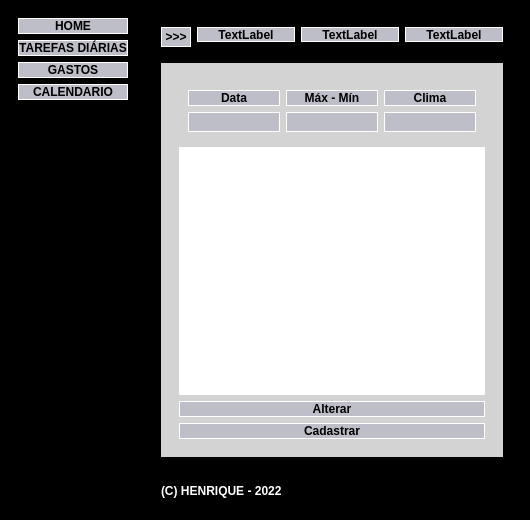
euqIrn3h/App-Gerenciador-de-Tarefas-Python-Qt, file src/layout/layout.ui: the form before one commit.
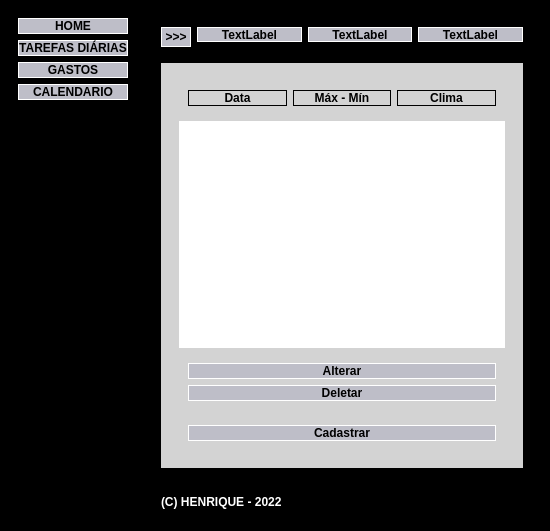
The form after the commit. The open tabs and pages were chosen to show the change.

Commit message: Adicionando as funcionalidade no database cadastra, alterar e deletar | Adicionando as funcionalidade no codigo do app | Alteraçoes no layout

The edit to the form file:
```diff
--- a/src/layout/layout.ui
+++ b/src/layout/layout.ui
@@ -6,14 +6,14 @@
    <rect>
     <x>0</x>
     <y>0</y>
-    <width>530</width>
-    <height>520</height>
+    <width>550</width>
+    <height>531</height>
    </rect>
   </property>
   <property name="minimumSize">
    <size>
     <width>0</width>
-    <height>520</height>
+    <height>0</height>
    </size>
   </property>
   <property name="windowTitle">
@@ -940,90 +940,9 @@
                    <property name="frameShadow">
                     <enum>QFrame::Raised</enum>
                    </property>
-                   <layout class="QGridLayout" name="gridLayout_2">
-                    <item row="1" column="0">
+                   <layout class="QHBoxLayout" name="horizontalLayout_7">
+                    <item>
                      <widget class="QLabel" name="maintarefaslbldia">
-                      <property name="minimumSize">
-                       <size>
-                        <width>25</width>
-                        <height>20</height>
-                       </size>
-                      </property>
-                      <property name="font">
-                       <font>
-                        <weight>50</weight>
-                        <bold>false</bold>
-                       </font>
-                      </property>
-                      <property name="styleSheet">
-                       <string notr="true">QLabel{
-border:solid;
-border-width:1px;
-border-color:white;
-background-color: rgb(190, 190, 200);
-color:black;
-}</string>
-                      </property>
-                      <property name="text">
-                       <string/>
-                      </property>
-                      <property name="alignment">
-                       <set>Qt::AlignCenter</set>
-                      </property>
-                     </widget>
-                    </item>
-                    <item row="1" column="1">
-                     <widget class="QLabel" name="maintarefaslblmaxmin">
-                      <property name="font">
-                       <font>
-                        <weight>50</weight>
-                        <bold>false</bold>
-                       </font>
-                      </property>
-                      <property name="styleSheet">
-                       <string notr="true">QLabel{
-border:solid;
-border-width:1px;
-border-color:white;
-background-color: rgb(190, 190, 200);
-color:black;
-}</string>
-                      </property>
-                      <property name="text">
-                       <string/>
-                      </property>
-                      <property name="alignment">
-                       <set>Qt::AlignCenter</set>
-                      </property>
-                     </widget>
-                    </item>
-                    <item row="1" column="2">
-                     <widget class="QLabel" name="maintarefaslbldescricao">
-                      <property name="font">
-                       <font>
-                        <weight>50</weight>
-                        <bold>false</bold>
-                       </font>
-                      </property>
-                      <property name="styleSheet">
-                       <string notr="true">QLabel{
-border:solid;
-border-width:1px;
-border-color:white;
-background-color: rgb(190, 190, 200);
-color:black;
-}</string>
-                      </property>
-                      <property name="text">
-                       <string/>
-                      </property>
-                      <property name="alignment">
-                       <set>Qt::AlignCenter</set>
-                      </property>
-                     </widget>
-                    </item>
-                    <item row="0" column="0">
-                     <widget class="QLabel" name="label_2">
                       <property name="font">
                        <font>
                         <weight>75</weight>
@@ -1034,9 +953,6 @@
                        <string notr="true">QLabel{
 border:solid;
 border-width:1px;
-border-color:white;
-background-color: rgb(190, 190, 200);
-color:black;
 }</string>
                       </property>
                       <property name="text">
@@ -1047,8 +963,8 @@
                       </property>
                      </widget>
                     </item>
-                    <item row="0" column="1">
-                     <widget class="QLabel" name="label_13">
+                    <item>
+                     <widget class="QLabel" name="maintarefaslblmaxmin">
                       <property name="font">
                        <font>
                         <weight>75</weight>
@@ -1059,9 +975,6 @@
                        <string notr="true">QLabel{
 border:solid;
 border-width:1px;
-border-color:white;
-background-color: rgb(190, 190, 200);
-color:black;
 }</string>
                       </property>
                       <property name="text">
@@ -1072,8 +985,8 @@
                       </property>
                      </widget>
                     </item>
-                    <item row="0" column="2">
-                     <widget class="QLabel" name="label_14">
+                    <item>
+                     <widget class="QLabel" name="maintarefaslbldescricao">
                       <property name="font">
                        <font>
                         <weight>75</weight>
@@ -1084,9 +997,6 @@
                        <string notr="true">QLabel{
 border:solid;
 border-width:1px;
-border-color:white;
-background-color: rgb(190, 190, 200);
-color:black;
 }</string>
                       </property>
                       <property name="text">
@@ -1108,29 +1018,84 @@
                   </widget>
                  </item>
                  <item>
-                  <widget class="QPushButton" name="maintarefaspbalterar">
-                   <property name="font">
-                    <font>
-                     <weight>75</weight>
-                     <bold>true</bold>
-                    </font>
+                  <widget class="QFrame" name="maintarefasframepb">
+                   <property name="minimumSize">
+                    <size>
+                     <width>0</width>
+                     <height>0</height>
+                    </size>
                    </property>
-                   <property name="text">
-                    <string>Alterar</string>
+                   <property name="maximumSize">
+                    <size>
+                     <width>16777215</width>
+                     <height>16777215</height>
+                    </size>
                    </property>
+                   <property name="frameShape">
+                    <enum>QFrame::StyledPanel</enum>
+                   </property>
+                   <property name="frameShadow">
+                    <enum>QFrame::Raised</enum>
+                   </property>
+                   <layout class="QVBoxLayout" name="verticalLayout_13">
+                    <item>
+                     <widget class="QPushButton" name="maintarefaspbalterar">
+                      <property name="font">
+                       <font>
+                        <weight>75</weight>
+                        <bold>true</bold>
+                       </font>
+                      </property>
+                      <property name="text">
+                       <string>Alterar</string>
+                      </property>
+                     </widget>
+                    </item>
+                    <item>
+                     <widget class="QPushButton" name="maintarefaspbdeletar">
+                      <property name="font">
+                       <font>
+                        <weight>75</weight>
+                        <bold>true</bold>
+                       </font>
+                      </property>
+                      <property name="text">
+                       <string>Deletar</string>
+                      </property>
+                     </widget>
+                    </item>
+                   </layout>
                   </widget>
                  </item>
                  <item>
-                  <widget class="QPushButton" name="maintarefaspbcadastrar">
-                   <property name="font">
-                    <font>
-                     <weight>75</weight>
-                     <bold>true</bold>
-                    </font>
+                  <widget class="QFrame" name="maintarefasframepbcadastrar">
+                   <property name="minimumSize">
+                    <size>
+                     <width>0</width>
+                     <height>0</height>
+                    </size>
                    </property>
-                   <property name="text">
-                    <string>Cadastrar</string>
+                   <property name="frameShape">
+                    <enum>QFrame::StyledPanel</enum>
                    </property>
+                   <property name="frameShadow">
+                    <enum>QFrame::Raised</enum>
+                   </property>
+                   <layout class="QVBoxLayout" name="verticalLayout_14">
+                    <item>
+                     <widget class="QPushButton" name="maintarefaspbcadastrar">
+                      <property name="font">
+                       <font>
+                        <weight>75</weight>
+                        <bold>true</bold>
+                       </font>
+                      </property>
+                      <property name="text">
+                       <string>Cadastrar</string>
+                      </property>
+                     </widget>
+                    </item>
+                   </layout>
                   </widget>
                  </item>
                 </layout>
```
Left out of the diff: 112 changed lines with no effect on the pictures. The commit also changes 7 other files.
